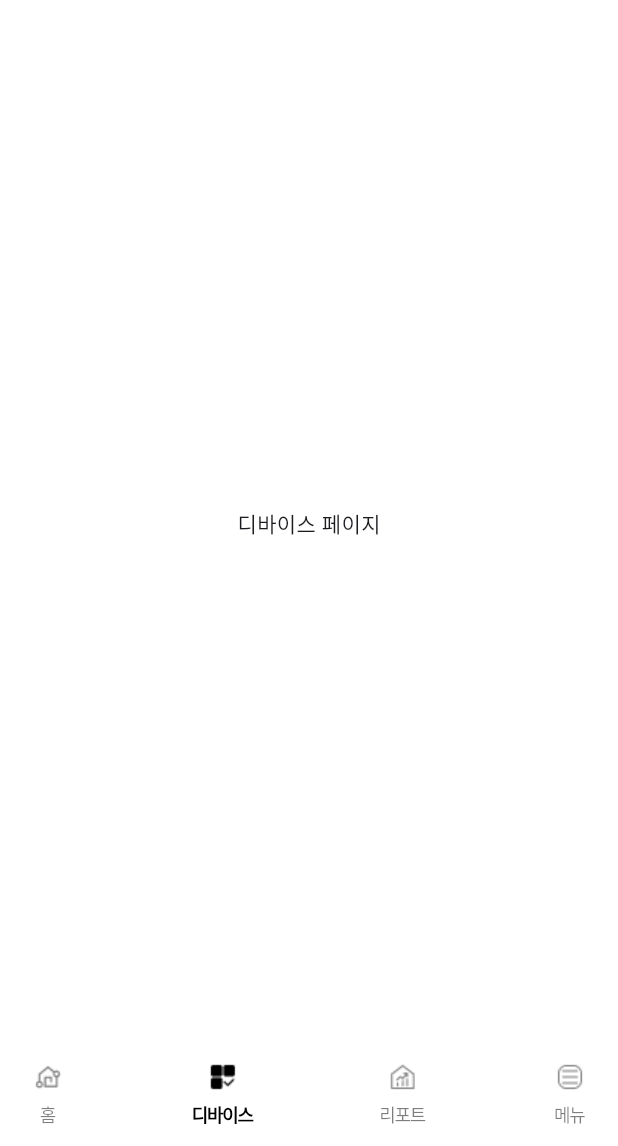
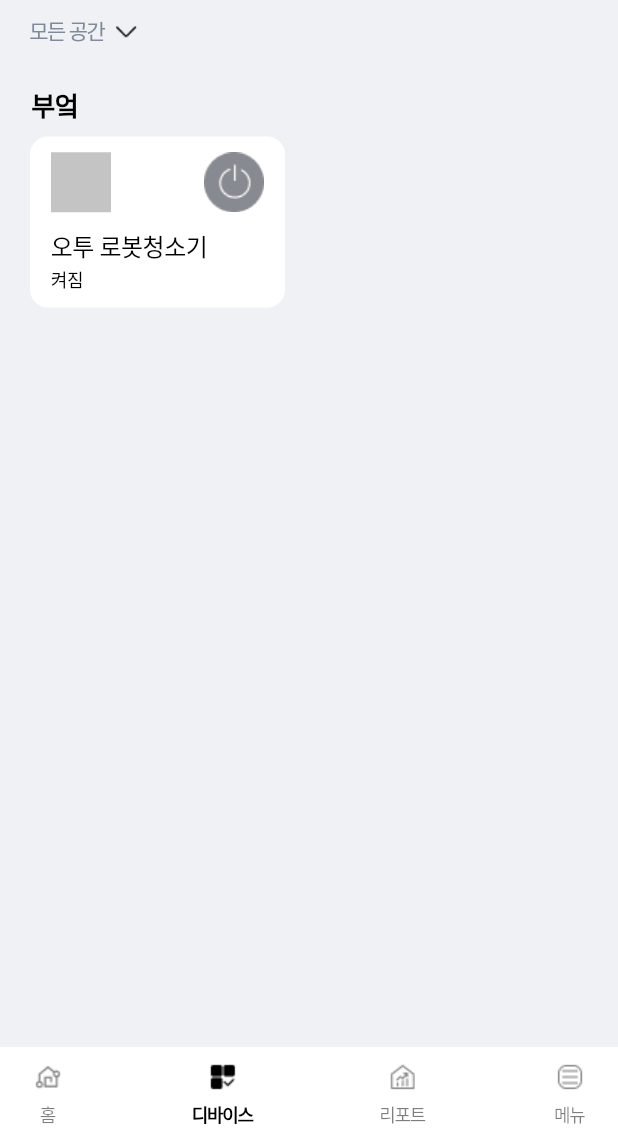
Before and after one commit to songga0/O2thinq, a Flutter app: the screen it shows after launch, item 2 of the bottom bar chosen, on a phone screen of 412 x 824 dp, the part 90-1236 px from its top. Run offline on Flutter 3.47's test engine with Material 3 defaults, Android fonts, the phone set to English and light mode, and no system bars; our stand-ins replace permission_handler; missing offline and left inert: flutter_reactive_ble; Roboto replaces fonts that are missing (One UI Sans APP VF); statements that could not run were skipped.

Commit message:
[디바이스페이지]

```diff
--- a/lib/device.dart
+++ b/lib/device.dart
@@ -5,6 +5,205 @@ class DevicePage extends StatelessWidget {
 
   @override
   Widget build(BuildContext context) {
-    return const Center(child: Text('디바이스 페이지'));
+    return Scaffold(
+      backgroundColor: const Color(0xFFEFF1F4),
+      body: SingleChildScrollView(
+        // 전체 스크롤 가능하게
+        child: Column(
+          crossAxisAlignment: CrossAxisAlignment.start,
+          children: const [
+            HeaderSection(),
+            SizedBox(height: 16),
+            Devicelist(title: '부엌'),
+            SizedBox(height: 16),
+          ],
+        ),
+      ),
+    );
   }
 }
+
+class HeaderSection extends StatelessWidget {
+  const HeaderSection({super.key});
+
+  @override
+  Widget build(BuildContext context) {
+    return Container(
+      width: double.infinity,
+      padding: const EdgeInsets.symmetric(horizontal: 20, vertical: 10),
+      child: Row(
+        mainAxisSize: MainAxisSize.min,
+        mainAxisAlignment: MainAxisAlignment.start,
+        crossAxisAlignment: CrossAxisAlignment.end,
+        children: [
+          const Text(
+            '모든 공간',
+            style: TextStyle(
+              color: Color(0xFF7E8999),
+              fontSize: 14,
+              fontFamily: 'One UI Sans APP VF',
+              fontWeight: FontWeight.w400,
+              letterSpacing: -0.98,
+            ),
+          ),
+          const SizedBox(width: 4),
+          SizedBox(
+            width: 20,
+            height: 20,
+            child: Image.asset(
+              'assets/ListBotton.png', // ▼ 이미지
+              fit: BoxFit.contain,
+            ),
+          ),
+        ],
+      ),
+    );
+  }
+}
+
+class Devicelist extends StatelessWidget {
+  final String title;
+  const Devicelist({super.key, required this.title});
+
+  @override
+  Widget build(BuildContext context) {
+    return Column(
+      crossAxisAlignment: CrossAxisAlignment.start,
+      children: [
+        Padding(
+          padding: const EdgeInsets.symmetric(horizontal: 21),
+          child: Text(
+            title,
+            style: const TextStyle(
+              color: Colors.black,
+              fontSize: 17.45,
+              fontFamily: 'One UI Sans APP VF',
+              fontWeight: FontWeight.w700,
+              letterSpacing: -0.35,
+            ),
+          ),
+        ),
+        const SizedBox(height: 9),
+        Padding(
+          padding: const EdgeInsets.symmetric(horizontal: 20),
+          child:  Wrap(
+              alignment: WrapAlignment.start, // ✅ 중앙 정렬 → 왼쪽 정렬
+              spacing: 12,
+              runSpacing: 12,
+              children: const [
+                DeviceCard(deviceName: '오투 로봇청소기'),
+              ],
+            ),
+          ),
+
+      ],
+    );
+  }
+}
+
+
+
+class DeviceCard extends StatefulWidget {
+  final String deviceName;
+  const DeviceCard({super.key, required this.deviceName});
+
+  @override
+  State<DeviceCard> createState() => _DeviceCardState();
+}
+
+class _DeviceCardState extends State<DeviceCard> {
+  bool _isSelected = false;
+  bool _isImageOn = false;
+
+  void _toggleImage() {
+    setState(() {
+      _isImageOn = !_isImageOn;
+    });
+  }
+
+  @override
+  Widget build(BuildContext context) {
+    return GestureDetector(
+
+      child: Container(
+        width: 170,
+        height: 114,
+        decoration: ShapeDecoration(
+          color: _isSelected ? const Color(0xFFC4C4C4) : Colors.white,
+          shape: RoundedRectangleBorder(
+            borderRadius: BorderRadius.circular(12),
+          ),
+        ),
+        child: Column(
+          mainAxisAlignment: MainAxisAlignment.center,
+          crossAxisAlignment: CrossAxisAlignment.start,
+          children: [
+            Padding(
+              padding: const EdgeInsets.symmetric(horizontal: 14.0),
+              child: Row(
+                mainAxisAlignment: MainAxisAlignment.spaceBetween,
+                crossAxisAlignment: CrossAxisAlignment.start,
+                children: [
+                  Container(
+                    width: 40,
+                    height: 40,
+                    decoration: const BoxDecoration(color: Color(0xFFC4C4C4)),
+                  ),
+                  GestureDetector(
+                    onTap: () {
+                      _toggleImage();
+                    },
+                    child: Container(
+                      width: 40,
+                      height: 40,
+                      decoration: BoxDecoration(
+                        image: DecorationImage(
+                          image: AssetImage(
+                            _isImageOn
+                                ? 'assets/card_device_on.png'
+                                : 'assets/card_device_off.png',
+                          ),
+                          fit: BoxFit.contain,
+                        ),
+                      ),
+                    ),
+                  ),
+                ],
+              ),
+            ),
+            const SizedBox(height: 11),
+            Padding(
+              padding: const EdgeInsets.symmetric(horizontal: 14.0),
+              child: Column(
+                crossAxisAlignment: CrossAxisAlignment.start,
+                children: [
+                  Text(
+                    widget.deviceName,
+                    style: const TextStyle(
+                      color: Colors.black,
+                      fontSize: 16,
+                      fontFamily: 'One UI Sans APP VF',
+                      fontWeight: FontWeight.w400,
+                      letterSpacing: -0.32,
+                    ),
+                  ),
+                  const SizedBox(height: 1),
+                  const Text(
+                    '켜짐',
+                    style: TextStyle(
+                      color: Colors.black,
+                      fontSize: 12,
+                      fontFamily: 'One UI Sans APP VF',
+                      fontWeight: FontWeight.w400,
+                      letterSpacing: -0.24,
+                    ),
+                  ),
+                ],
+              ),
+            ),
+          ],
+        ),
+      ),
+    );
+  }
+}
```
Also changed, not shown: 17 other files.
